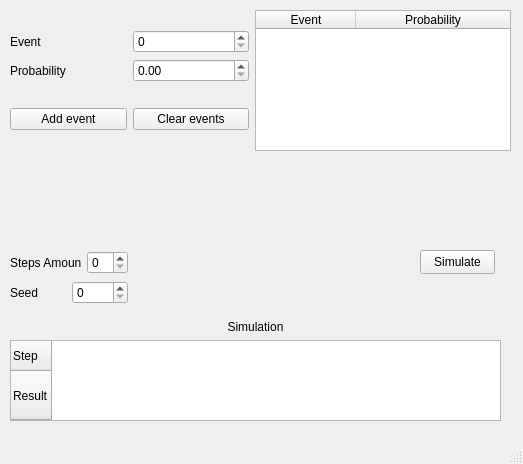
Old version of the form s3_lab2/s3_lab2/mainwindow.ui in the repository dmytromk/s3_lab1.
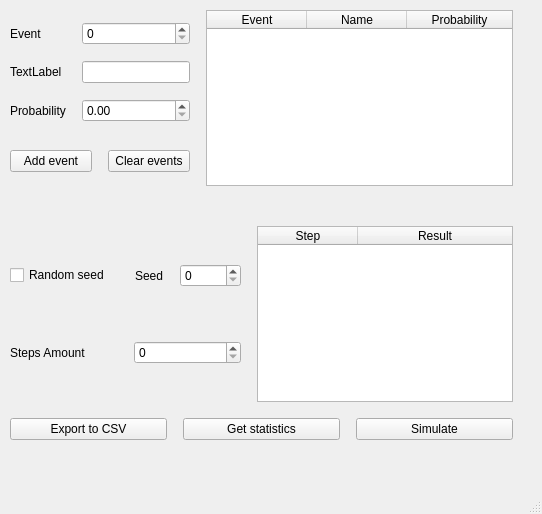
New version of the form.

Commit message: refactoring: added "name" column for event and improved sorting

```diff
--- a/s3_lab2/s3_lab2/mainwindow.ui
+++ b/s3_lab2/s3_lab2/mainwindow.ui
@@ -6,8 +6,8 @@
    <rect>
     <x>0</x>
     <y>0</y>
-    <width>523</width>
-    <height>464</height>
+    <width>542</width>
+    <height>514</height>
    </rect>
   </property>
   <property name="windowTitle">
@@ -19,13 +19,21 @@
      <rect>
       <x>10</x>
       <y>10</y>
-      <width>501</width>
-      <height>141</height>
+      <width>503</width>
+      <height>430</height>
      </rect>
     </property>
-    <layout class="QHBoxLayout" name="mainMenuLayout">
+    <layout class="QVBoxLayout" name="mainMenuLayout">
+     <property name="spacing">
+      <number>16</number>
+     </property>
+     <property name="sizeConstraint">
+      <enum>QLayout::SetMaximumSize</enum>
+     </property>
      <item>
-      <layout class="QVBoxLayout" name="userLayout">
+      <layout class="QHBoxLayout" name="eventLayout">
+       <item>
+        <layout class="QVBoxLayout" name="eventInputLayout">
        <item>
         <layout class="QHBoxLayout" name="inputLayout">
          <item>
@@ -37,6 +45,13 @@
              </property>
             </widget>
            </item>
+             <item>
+              <widget class="QLabel" name="labelEventName">
+               <property name="text">
+                <string>TextLabel</string>
+               </property>
+              </widget>
+             </item>
            <item>
             <widget class="QLabel" name="probabilityLabel">
              <property name="text">
@@ -51,6 +66,16 @@
            <item>
             <widget class="QSpinBox" name="eventInpuBox"/>
            </item>
+             <item>
+              <widget class="QLineEdit" name="eventNameLine">
+               <property name="sizePolicy">
+                <sizepolicy hsizetype="Preferred" vsizetype="Fixed">
+                 <horstretch>0</horstretch>
+                 <verstretch>0</verstretch>
+                </sizepolicy>
+               </property>
+              </widget>
+             </item>
            <item>
             <widget class="QDoubleSpinBox" name="probabilityInputBox"/>
            </item>
@@ -81,11 +106,14 @@
      <item>
       <widget class="QTableWidget" name="eventTable">
        <property name="sizePolicy">
-        <sizepolicy hsizetype="Minimum" vsizetype="Expanding">
+          <sizepolicy hsizetype="MinimumExpanding" vsizetype="Expanding">
          <horstretch>0</horstretch>
          <verstretch>0</verstretch>
         </sizepolicy>
        </property>
+         <property name="sortingEnabled">
+          <bool>true</bool>
+         </property>
        <attribute name="horizontalHeaderStretchLastSection">
         <bool>true</bool>
        </attribute>
@@ -94,6 +122,11 @@
          <string>Event</string>
         </property>
        </column>
+         <column>
+          <property name="text">
+           <string>Name</string>
+          </property>
+         </column>
        <column>
         <property name="text">
          <string>Probability</string>
@@ -102,106 +135,145 @@
       </widget>
      </item>
     </layout>
-   </widget>
-   <widget class="QWidget" name="">
-    <property name="geometry">
-     <rect>
-      <x>10</x>
-      <y>320</y>
-      <width>491</width>
-      <height>101</height>
-     </rect>
-    </property>
+     </item>
+     <item>
+      <spacer name="verticalSpacer">
+       <property name="orientation">
+        <enum>Qt::Vertical</enum>
+       </property>
+       <property name="sizeHint" stdset="0">
+        <size>
+         <width>20</width>
+         <height>40</height>
+        </size>
+       </property>
+      </spacer>
+     </item>
+     <item>
     <layout class="QVBoxLayout" name="simulationLayout">
      <item>
-      <widget class="QLabel" name="simulationLabel">
+        <layout class="QHBoxLayout" name="simulationInfoLayout">
+         <item>
+          <layout class="QHBoxLayout" name="simulationButtonsLayout">
+           <item>
+            <layout class="QVBoxLayout" name="simulationInputLayout">
+             <item>
+              <layout class="QHBoxLayout" name="seedLayout">
+               <item>
+                <widget class="QCheckBox" name="randomSeedCheckBox">
        <property name="text">
-        <string>Simulation</string>
-       </property>
-       <property name="alignment">
-        <set>Qt::AlignCenter</set>
-       </property>
-      </widget>
+                  <string>Random seed</string>
+                 </property>
+                </widget>
+               </item>
+               <item>
+                <spacer name="horizontalSpacer">
+                 <property name="orientation">
+                  <enum>Qt::Horizontal</enum>
+                 </property>
+                 <property name="sizeHint" stdset="0">
+                  <size>
+                   <width>40</width>
+                   <height>20</height>
+                  </size>
+                 </property>
+                </spacer>
+               </item>
+               <item>
+                <widget class="QLabel" name="seedLabel">
+                 <property name="text">
+                  <string>Seed</string>
+                 </property>
+                </widget>
+               </item>
+               <item>
+                <widget class="QSpinBox" name="seedBox">
+                 <property name="maximum">
+                  <number>10000</number>
+                 </property>
+                </widget>
+               </item>
+              </layout>
+             </item>
+             <item>
+              <layout class="QHBoxLayout" name="horizontalLayout">
+               <item>
+                <widget class="QLabel" name="stepsAmountLabel">
+                 <property name="text">
+                  <string>Steps Amount</string>
+                 </property>
+                </widget>
+               </item>
+               <item>
+                <widget class="QSpinBox" name="stepsAmountBox"/>
+               </item>
+              </layout>
+             </item>
+            </layout>
+           </item>
+          </layout>
      </item>
      <item>
       <widget class="QTableWidget" name="simulationTable">
        <property name="sizePolicy">
-        <sizepolicy hsizetype="Ignored" vsizetype="Expanding">
+            <sizepolicy hsizetype="MinimumExpanding" vsizetype="Expanding">
          <horstretch>0</horstretch>
          <verstretch>0</verstretch>
         </sizepolicy>
        </property>
        <attribute name="horizontalHeaderVisible">
+            <bool>true</bool>
+           </attribute>
+           <attribute name="horizontalHeaderShowSortIndicator" stdset="0">
         <bool>false</bool>
        </attribute>
+           <attribute name="horizontalHeaderStretchLastSection">
+            <bool>true</bool>
+           </attribute>
        <attribute name="verticalHeaderVisible">
-        <bool>true</bool>
+            <bool>false</bool>
        </attribute>
        <attribute name="verticalHeaderStretchLastSection">
-        <bool>true</bool>
-       </attribute>
-       <row>
+            <bool>false</bool>
+           </attribute>
+           <column>
         <property name="text">
          <string>Step</string>
         </property>
-       </row>
-       <row>
+           </column>
+           <column>
         <property name="text">
          <string>Result</string>
         </property>
-       </row>
+           </column>
       </widget>
      </item>
     </layout>
-   </widget>
+       </item>
+       <item>
+        <layout class="QHBoxLayout" name="simulationButtonLayout">
+         <item>
+          <widget class="QPushButton" name="exportButton">
+           <property name="text">
+            <string>Export to CSV</string>
+           </property>
+          </widget>
+         </item>
+         <item>
+          <widget class="QPushButton" name="statisticsButton">
+           <property name="text">
+            <string>Get statistics</string>
+           </property>
+          </widget>
+         </item>
+         <item>
    <widget class="QPushButton" name="simulateButton">
-    <property name="geometry">
-     <rect>
-      <x>420</x>
-      <y>250</y>
-      <width>75</width>
-      <height>24</height>
-     </rect>
-    </property>
     <property name="text">
      <string>Simulate</string>
     </property>
    </widget>
-   <widget class="QWidget" name="">
-    <property name="geometry">
-     <rect>
-      <x>10</x>
-      <y>250</y>
-      <width>118</width>
-      <height>56</height>
-     </rect>
-    </property>
-    <layout class="QVBoxLayout" name="verticalLayout">
-     <item>
-      <layout class="QHBoxLayout" name="horizontalLayout">
-       <item>
-        <widget class="QLabel" name="stepsAmountLabel">
-         <property name="text">
-          <string>Steps Amount</string>
-         </property>
-        </widget>
-       </item>
-       <item>
-        <widget class="QSpinBox" name="stepsAmountBox"/>
-       </item>
-      </layout>
-     </item>
-     <item>
-      <layout class="QHBoxLayout" name="horizontalLayout_2">
-       <item>
-        <widget class="QLabel" name="seedLabel">
-         <property name="text">
-          <string>Seed</string>
-         </property>
-        </widget>
-       </item>
-       <item>
-        <widget class="QSpinBox" name="seedBox"/>
+         </item>
+        </layout>
        </item>
       </layout>
      </item>
```
Left out of the diff: 2 changed lines with no effect on the pictures. Lines whose indentation alone changed are shown as unchanged. The commit also changes 5 other files.
